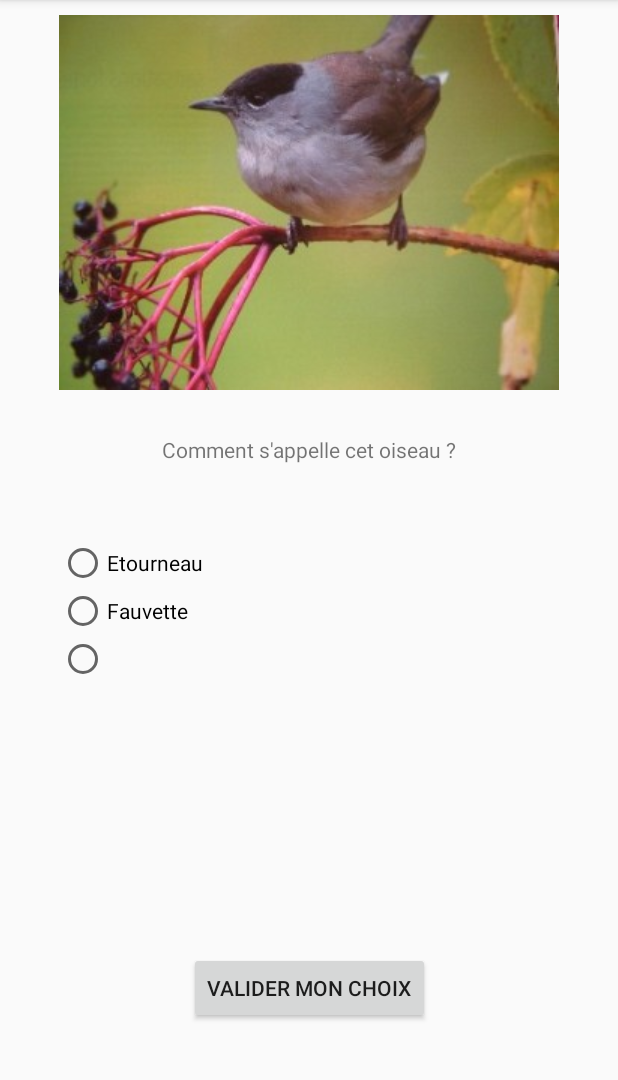
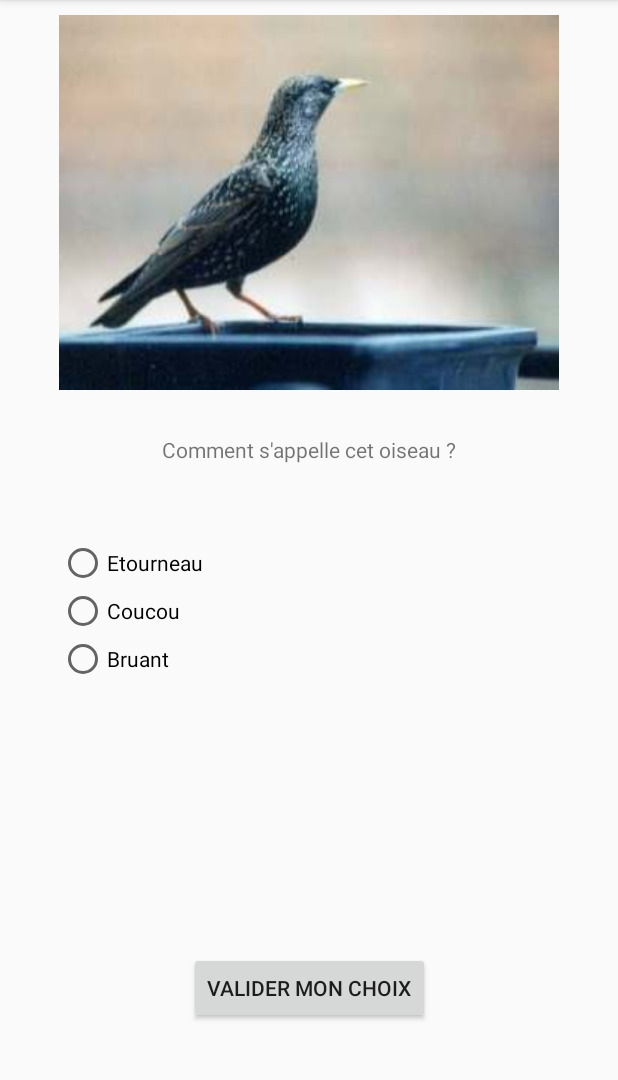
Before and after one commit to CedricLphn/Android-Birds-Flashcard, an Android app: the screen it shows after launch (MainActivity), after a tap on "VALIDER MON CHOIX", on a phone screen of 412 x 824 dp, the part 84-1164 px from its top. Run offline under Robolectric (Android 15) with nearby library versions, the light colour scheme and no system bars.

Commit message:
[FIX] Activity UI

```diff
--- a/app/src/main/java/com/cedricleprohon/birdsflashcard/BirdsPicture.java
+++ /dev/null
@@ -1,34 +0,0 @@
-package com.cedricleprohon.birdsflashcard;
-
-public enum BirdsPicture {
-    ACCENTEUR_MOUCHET("accenteur_mouchet.jpg", R.drawable.accenteur_mouchet),
-    ALOUETE("alouette.jpg", R.drawable.alouette),
-    BRUANT("bruant.jpg", R.drawable.bruant),
-    COUCOU("coucou.jpg", R.drawable.coucou),
-    ETOURNEAU("etourneau.jpg", R.drawable.etourneau),
-    FAUVETTE("fauvette.jpg", R.drawable.fauvette);
-
-    private final String fileName;
-    private final int resId;
-
-    BirdsPicture(String fileName, int resId){
-        this.fileName = fileName;
-        this.resId = resId;
-    }
-
-    /**
-     *
-     * @param imageFileName
-     * @return -1 if image not found
-     */
-    public static int getResId(String imageFileName){
-        int resId = -1;
-        for (BirdsPicture myImage : BirdsPicture.values()) {
-            if (imageFileName.equals(myImage.fileName)){
-                resId = myImage.resId;
-                break;
-            }
-        }
-        return resId;
-    }
-}
--- a/app/src/main/java/com/cedricleprohon/birdsflashcard/Flashcard.java
+++ b/app/src/main/java/com/cedricleprohon/birdsflashcard/Flashcard.java
@@ -1,15 +1,46 @@
 package com.cedricleprohon.birdsflashcard;
+
+import android.os.Parcel;
+import android.os.Parcelable;
 
 import java.util.ArrayList;
 import java.util.List;
 
-public class Flashcard {
+public class Flashcard implements Parcelable {
     public final Topic topic;
-    public final List<String> answer = new ArrayList<>();
+    public List<String> answer = new ArrayList<>();
 
     public Flashcard(Topic t) {
         topic = t;
     }
+
+    protected Flashcard(Parcel in) {
+        topic = in.readParcelable(Topic.class.getClassLoader());
+        answer = in.createStringArrayList();
+    }
+
+    @Override
+    public void writeToParcel(Parcel dest, int flags) {
+        dest.writeParcelable(topic, flags);
+        dest.writeStringList(answer);
+    }
+
+    @Override
+    public int describeContents() {
+        return 0;
+    }
+
+    public static final Creator<Flashcard> CREATOR = new Creator<Flashcard>() {
+        @Override
+        public Flashcard createFromParcel(Parcel in) {
+            return new Flashcard(in);
+        }
+
+        @Override
+        public Flashcard[] newArray(int size) {
+            return new Flashcard[size];
+        }
+    };
 
     @Override
     public String toString() {
--- a/app/src/main/java/com/cedricleprohon/birdsflashcard/MainActivity.java
+++ b/app/src/main/java/com/cedricleprohon/birdsflashcard/MainActivity.java
@@ -2,11 +2,13 @@ package com.cedricleprohon.birdsflashcard;
 
 import androidx.appcompat.app.AppCompatActivity;
 
+import android.content.Intent;
 import android.media.MediaPlayer;
 import android.os.Bundle;
 import android.util.Log;
 import android.view.View;
 import android.view.ViewManager;
+import android.widget.Button;
 import android.widget.ImageView;
 import android.widget.RadioButton;
 import android.widget.TextView;
@@ -24,17 +26,68 @@ import java.util.Random;
 
 public class MainActivity extends AppCompatActivity implements View.OnClickListener {
 
+    public static final String EXTRA_CURRENT_QUESTION = "aCurrentQuestionNumber";
+    static boolean isFirst = true;
+
     private ArrayList<Integer> exclude;
     private int responseCode = -1;
     private Repository repository = null;
-    private JSONObject bird = null;
+    private Topic bird = null;
     private int responseUser = -1;
+
+    private int maxQuestions = 2;
+    private int currentQuestionNumber = 0;
+    private int goodAnswerCount = 0;
+    private boolean nextQuestion = false;
+
+    private ArrayList<Flashcard> flashcards;
+
 
     @Override
     protected void onCreate(Bundle savedInstanceState) {
         super.onCreate(savedInstanceState);
         setContentView(R.layout.activity_main);
+        flashcards = new ArrayList<>();
 
+        if (isFirst) {
+            isFirst=  false;
+            repository = new Repository(this);
+
+
+
+            for(int i = 0; i < 2; i++) {
+                Random tmpRandBird = new Random();
+                int randomBird = tmpRandBird.nextInt(repository.size());
+
+                Topic tmpBird = repository.get(randomBird);
+
+                flashcards.add(repository.generateFlashcard(repository.topics, tmpBird, 3));
+            }
+
+            bird = flashcards.get(0).topic;
+
+        }else {
+            Intent srcIntent = getIntent();
+            currentQuestionNumber = srcIntent.getIntExtra(EXTRA_CURRENT_QUESTION, 0);
+            currentQuestionNumber++;
+            isFirst = false;
+            flashcards = srcIntent.getParcelableArrayListExtra("aFlashcards");
+            goodAnswerCount = srcIntent.getIntExtra("aGoodAnswerCount", 0);
+            bird = flashcards.get(currentQuestionNumber).topic;
+
+        }
+
+        initQuestion();
+
+        findViewById(R.id.response1RadioButton).setOnClickListener(this);
+        findViewById(R.id.response2RadioButton).setOnClickListener(this);
+        findViewById(R.id.response3RadioButton).setOnClickListener(this);
+        findViewById(R.id.validateButton).setOnClickListener(this);
+        findViewById(R.id.playButton).setOnClickListener(this);
+
+    }
+
+    private void initQuestion() {
         List<RadioButton> radios = new ArrayList<>();
         RadioButton r1 = findViewById(R.id.response1RadioButton);
         RadioButton r2 = findViewById(R.id.response2RadioButton);
@@ -43,7 +96,12 @@ public class MainActivity extends AppCompatActivity implements View.OnClickListe
         radios.add(r2);
         radios.add(r3);
 
-        repository = new Repository(this);
+        findViewById(R.id.imageView).setVisibility(View.INVISIBLE);
+        findViewById(R.id.playButton).setVisibility(View.INVISIBLE);
+        TextView answerresp = findViewById(R.id.answerTextView);
+        answerresp.setText("");
+
+        nextQuestion = false;
 
         if((int)(Math.random() * 2) == 1) {
             // Is Picture
@@ -54,58 +112,24 @@ public class MainActivity extends AppCompatActivity implements View.OnClickListe
 
         }
 
-        try {
-            int randomBird = (int)(Math.random() * ((repository.size() - 1) + 1)) + 1;
 
-            bird = repository.get(randomBird);
-
-
-            exclude = new ArrayList<>();
-            exclude.add(1); // Random a changé
-
+        // FIXME
+        // De base ils sont déjà mélangé !!
         int random = (int)(Math.random() * ((3 - 1) + 1)) + 1;
         responseCode = random;
 
+        // END FIXME
 
 
         ImageView birdImageView = findViewById(R.id.imageView);
-            birdImageView.setImageResource(BirdsPicture.getResId(bird.getString("image")));
+        birdImageView.setImageResource(getResources().getIdentifier(bird.image, "drawable", getPackageName()));
 
-            Log.e("randomgenerator", String.valueOf(random));
-
-            Topic answer = repository.topics.get(random);
-            repository.topics.remove(answer);
-            Flashcard flashcard = repository.generateFlashcard(repository.topics, answer, 3);
+        Flashcard answer = flashcards.get(currentQuestionNumber);
+        Log.i("MainActivity", "initQuestion: " + answer);
 
         for(int i = 0; i < radios.size(); i++) {
-                radios.get(i).setText(flashcard.answer.get(i));
+            radios.get(i).setText(answer.answer.get(i));
         }
-
-            if(random == 1) {
-                r1.setText(bird.getString("name"));
-                r2.setText(repository.getRandomName());
-                r3.setText(repository.getRandomName());
-            }else if(random == 2) {
-                r1.setText(repository.getRandomName());
-                r2.setText(bird.getString("name"));
-                r3.setText(repository.getRandomName());
-            }else {
-                r1.setText(repository.getRandomName());
-                r2.setText(repository.getRandomName());
-                r3.setText(bird.getString("name"));
-            }
-
-
-        } catch (JSONException e) {
-            e.printStackTrace();
-        }
-
-
-        findViewById(R.id.response1RadioButton).setOnClickListener(this);
-        findViewById(R.id.response2RadioButton).setOnClickListener(this);
-        findViewById(R.id.response3RadioButton).setOnClickListener(this);
-        findViewById(R.id.validateButton).setOnClickListener(this);
-        findViewById(R.id.playButton).setOnClickListener(this);
 
     }
 
@@ -124,25 +148,33 @@ public class MainActivity extends AppCompatActivity implements View.OnClickListe
                 responseUser = 3;
                 break;
             case R.id.validateButton:
+                if(!nextQuestion) {
+                    nextQuestion = true;
                     if(responseUser != -1) {
                         if(responseUser == responseCode && responseUser != -1) {
                             answerTextView.setText("Bonne réponse");
+                            goodAnswerCount++;
                         }else {
-                        try {
-                            answerTextView.setText("Mauvaise réponse, la réponse était "+ bird.getString("name"));
-                        } catch (JSONException e) {
-                            e.printStackTrace();
+                            answerTextView.setText("Mauvaise réponse, la réponse était "+ bird.name);
                         }
+
+                        Button btn = findViewById(R.id.validateButton);
+                        btn.setText("Question suivante");
+
                     }
+                }else {
+                    Intent intent = new Intent(this, MainActivity.class);
+                    intent.putParcelableArrayListExtra("aFlashcards", flashcards);
+                    intent.putExtra("aIsFirst", isFirst);
+                    intent.putExtra("aGoodAnswerQuestion", goodAnswerCount);
+                    intent.putExtra(EXTRA_CURRENT_QUESTION, currentQuestionNumber);
+                    intent.putExtra("aDifficulty", bird.difficulty);
+                    startActivity(intent);
                 }
+
                 break;
             case R.id.playButton:
-                try {
-                    MediaPlayer.create(this, BirdsSound.getResId(bird.getString("sound"))).start();
-                    // getResources().getIdentifier()
-                } catch (JSONException e) {
-                    e.printStackTrace();
-                }
+                    MediaPlayer.create(this, getResources().getIdentifier(bird.sound, "raw", getPackageName())).start();
                 break;
         }
     }
--- a/app/src/main/java/com/cedricleprohon/birdsflashcard/Repository.java
+++ b/app/src/main/java/com/cedricleprohon/birdsflashcard/Repository.java
@@ -1,6 +1,8 @@
 package com.cedricleprohon.birdsflashcard;
 
 import android.content.Context;
+import android.os.Parcel;
+import android.os.Parcelable;
 import android.util.Log;
 
 import org.json.JSONArray;
@@ -17,8 +19,8 @@ import java.util.Random;
 public class Repository {
     private ArrayList<Integer> exclude;
     private JSONArray repo = null;
-    private List<Topic> topics_all;
-    public List<Topic> topics;
+    private ArrayList<Topic> topics_all;
+    public ArrayList<Topic> topics;
 
     private int idTopic;
 
@@ -71,12 +73,12 @@ public class Repository {
 
     }
 
-    public JSONObject get(int id) throws JSONException {
-        return new JSONObject(repo.get(id).toString());
+    public Topic get(int id)  {
+        return topics_all.get(id);
     }
 
     public String getRandomName() throws JSONException {
-        return get(generateRandom(0, size())).getString("name");
+        return get(generateRandom(0, size())).name;
     }
 
     public int generateRandom(int start, int end) {
@@ -93,13 +95,20 @@ public class Repository {
         return random;
     }
 
+    public List<Flashcard> generateFlashcard(Topic topic, int requestNumber, int maxAnswer) {
+        List<Flashcard> flashcards = new ArrayList<>();
+
+        for(int i = 0; i < requestNumber; i++) {
+            flashcards.add(generateFlashcard(topics, topic, maxAnswer));
+        }
+
+        return flashcards;
+    }
+
     public Flashcard generateFlashcard(List<Topic> topics, Topic topic, int count) {
         Flashcard flashcard = new Flashcard(topic);
 
         Random rand = new Random();
-
-       /* int range = 1 - count + 1;
-        int random = rand.nextInt(count); */
 
         flashcard.answer.add(topic.name);
 
@@ -125,4 +134,14 @@ public class Repository {
         return repo.length();
     }
 
+    @Override
+    public String toString() {
+        return "Repository{" +
+                "exclude=" + exclude +
+                ", repo=" + repo +
+                ", topics_all=" + topics_all +
+                ", topics=" + topics +
+                ", idTopic=" + idTopic +
+                '}';
+    }
 }
```
Also changed, not shown: app/src/main/java/com/cedricleprohon/birdsflashcard/BirdsSound.java (deleted, +0 -34 lines), app/src/main/java/com/cedricleprohon/birdsflashcard/Topic.java (+36 -1 lines), app/src/main/res/raw/data.json (+12 -12 lines). Lines whose indentation alone changed are shown as unchanged.
